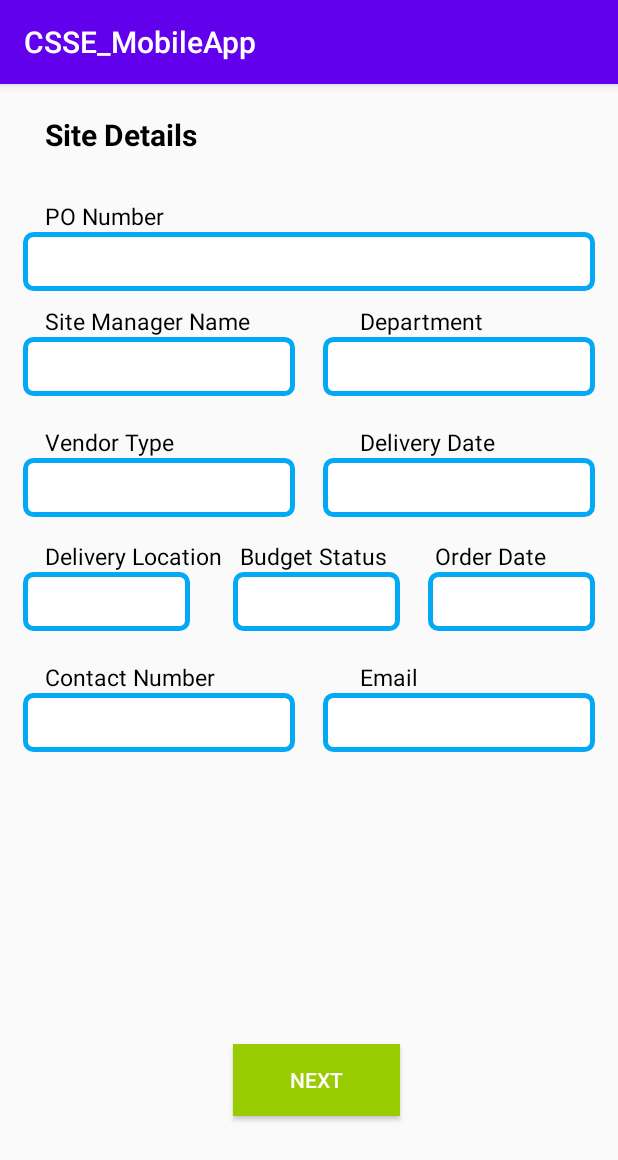
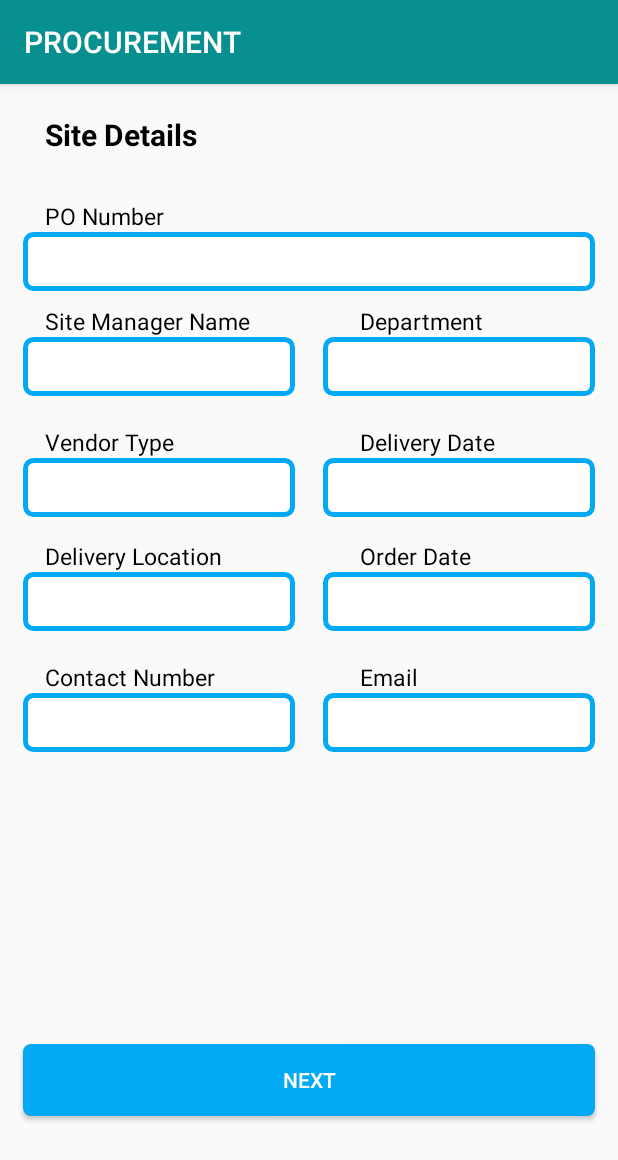
Before and after one commit to TharushiRachel/CSSE_MobileApp, an Android app: the SiteDetails screen opened directly, with no data from a screen before it, on a phone screen of 412 x 824 dp. Shown: the top 1160 px of the screen. Run offline under Robolectric (Android 15) with nearby library versions, the phone set to English and light mode, and no system bars; our stand-ins replace Firebase (no records; nobody signed in at launch, a user with empty details on screens opened directly); 1 statement that could not run was skipped.

Commit message:
Did some changes

```diff
--- a/app/src/main/res/layout/activity_site_details.xml
+++ b/app/src/main/res/layout/activity_site_details.xml
@@ -149,30 +149,10 @@
             android:layout_below="@id/location_text"
             android:padding="7dp"
             android:layout_marginLeft="15dp"
-            android:layout_marginRight="285dp"
+            android:layout_marginRight="215dp"
             />
 
-        <TextView
-            android:id="@+id/bstatus_text"
-            android:layout_width="match_parent"
-            android:layout_height="wrap_content"
-            android:text="Budget Status"
-            android:layout_below="@id/vendorT"
-            android:textColor="@android:color/black"
-            android:textSize="15dp"
-            android:layout_marginLeft="160dp"
-            android:layout_marginTop="15dp"/>
 
-        <EditText
-            android:id="@+id/bstatus"
-            android:layout_width="match_parent"
-            android:layout_height="wrap_content"
-            android:background="@drawable/input_design"
-            android:layout_below="@id/bstatus_text"
-            android:padding="7dp"
-            android:layout_marginLeft="155dp"
-            android:layout_marginRight="145dp"
-            />
 
         <TextView
             android:id="@+id/odate_text"
@@ -182,7 +162,7 @@
             android:layout_below="@id/vendorT"
             android:textColor="@android:color/black"
             android:textSize="15dp"
-            android:layout_marginLeft="290dp"
+            android:layout_marginLeft="240dp"
             android:layout_marginTop="15dp"/>
 
         <EditText
@@ -192,7 +172,7 @@
             android:background="@drawable/input_design"
             android:layout_below="@id/odate_text"
             android:padding="7dp"
-            android:layout_marginLeft="285dp"
+            android:layout_marginLeft="215dp"
             android:layout_marginRight="15dp"
             android:inputType="date"
             />
@@ -246,12 +226,12 @@
         android:id="@+id/save"
         android:layout_width="match_parent"
         android:layout_height="wrap_content"
-        android:background="@android:color/holo_green_light"
+        android:background="@drawable/buttons"
         android:text="next"
         android:textColor="#FFFFFF"
         android:padding="7dp"
-        android:layout_marginLeft="155dp"
-        android:layout_marginRight="145dp"
+        android:layout_marginLeft="15dp"
+        android:layout_marginRight="15dp"
         android:layout_marginTop="640dp"
         />
 
--- a/app/src/main/res/layout/activity_vendor_details.xml
+++ b/app/src/main/res/layout/activity_vendor_details.xml
@@ -110,12 +110,12 @@
         android:id="@+id/next"
         android:layout_width="match_parent"
         android:layout_height="wrap_content"
-        android:background="@android:color/holo_green_light"
-        android:text="next"
+        android:background="@drawable/buttons"
+        android:text="add"
         android:textColor="#FFFFFF"
         android:padding="7dp"
-        android:layout_marginLeft="155dp"
-        android:layout_marginRight="145dp"
+        android:layout_marginLeft="15dp"
+        android:layout_marginRight="15dp"
         android:layout_marginTop="640dp"
         />
 
--- a/app/src/main/res/values/colors.xml
+++ b/app/src/main/res/values/colors.xml
@@ -1,6 +1,6 @@
 <?xml version="1.0" encoding="utf-8"?>
 <resources>
-    <color name="colorPrimary">#6200EE</color>
-    <color name="colorPrimaryDark">#3700B3</color>
-    <color name="colorAccent">#03DAC5</color>
+    <color name="colorPrimary">#088F8F</color>
+    <color name="colorPrimaryDark">#088F8F</color>
+    <color name="colorAccent">#088F8F</color>
 </resources>
--- a/app/src/main/res/values/strings.xml
+++ b/app/src/main/res/values/strings.xml
@@ -1,3 +1,3 @@
 <resources>
-    <string name="app_name">CSSE_MobileApp</string>
+    <string name="app_name">PROCUREMENT</string>
 </resources>
```
